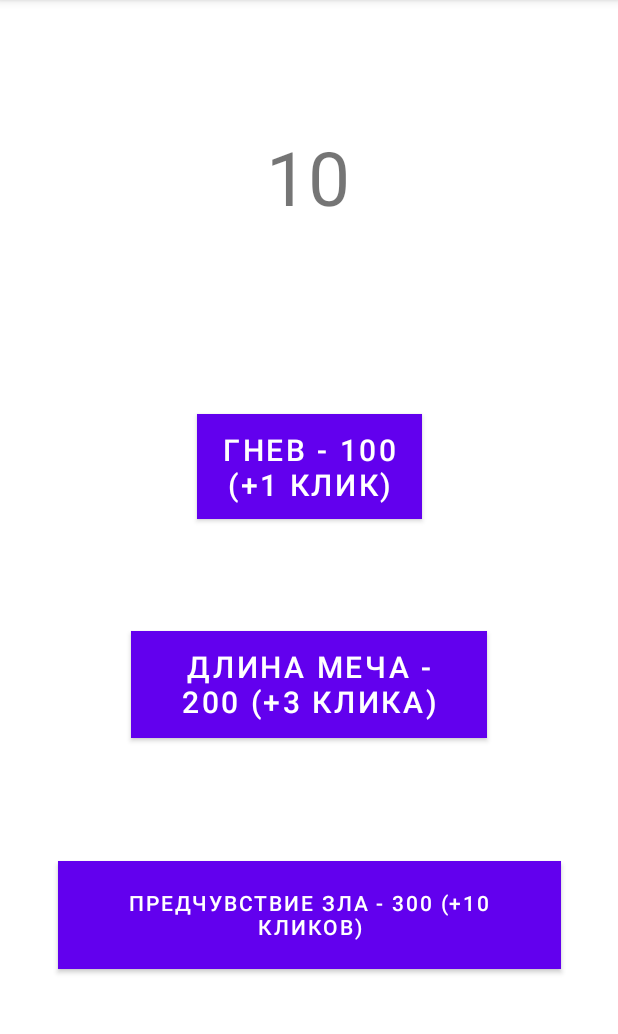
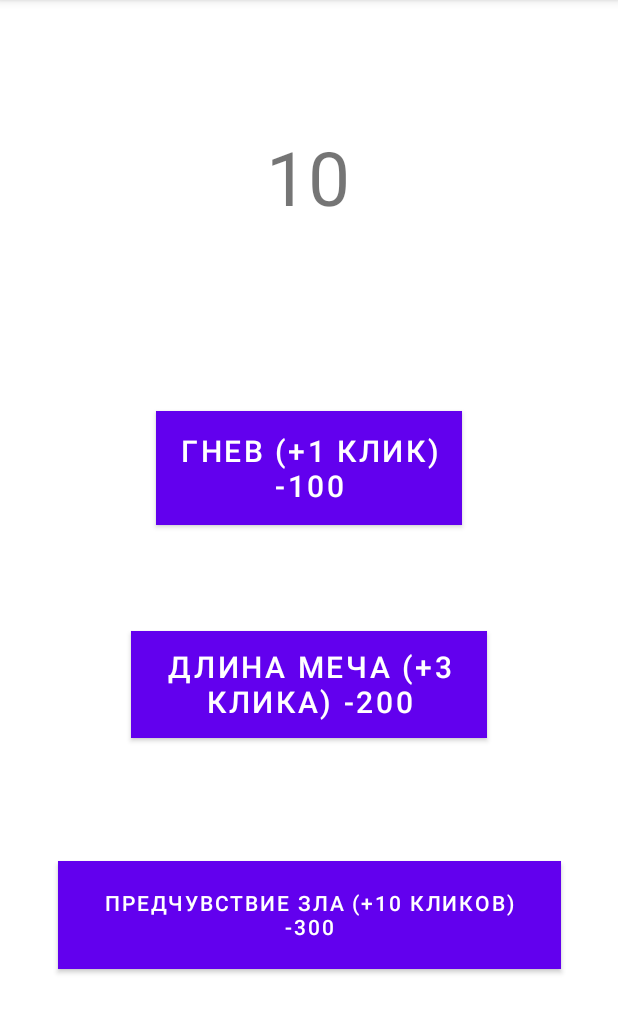
Before and after one commit to GUZLIKE/Clicker, an Android app: the Improve screen opened directly, with no data from a screen before it, on a phone screen of 412 x 824 dp, the part 84-1118 px from its top. Run offline under Robolectric (Android 15) with nearby library versions, the phone set to English and light mode, and no system bars.

Commit message:
ДОБВАЛЕНА МЕХАНИКА УВЕЛИЧЕНИЯ ЦЕНЫ

```diff
--- a/app/src/main/java/ru/guzlik/berserkclicker/Improve.java
+++ b/app/src/main/java/ru/guzlik/berserkclicker/Improve.java
@@ -20,6 +20,10 @@ public class Improve extends AppCompatActivity {
     Button steal;
     static public TextView text;
 
+    int price0 = 100;
+    int price1 = 200;
+    int price2 = 300;
+
     @Override
     protected void onCreate(Bundle savedInstanceState){
         super.onCreate(savedInstanceState);
@@ -31,6 +35,9 @@ public class Improve extends AppCompatActivity {
         steal = (Button) findViewById(R.id.steal);
         text = (TextView) findViewById(R.id.count);
         text.setText(MainActivity.count + "");
+        angry.setText("ГНЕВ (+1 КЛИК) -" + price0);
+        swordLength.setText("ДЛИНА МЕЧА (+3 КЛИКА) -" + price1);
+        steal.setText("ПРЕДЧУВСТВИЕ ЗЛА (+10 КЛИКОВ) -" + price2);
         Angry();
         swordLength();
         Steal();
@@ -54,7 +61,9 @@ public class Improve extends AppCompatActivity {
             public void onClick(View view) {
                 if (MainActivity.count >= 100){
                     MainActivity.plus_kill += 1;
-                    MainActivity.count -= 100;
+                    price0 += 5;
+                    angry.setText("ГНЕВ (+1 КЛИК) -" + price0);
+                    MainActivity.count -= price0;
                     MainActivity.text.setText(MainActivity.count + "");
                     text.setText(MainActivity.count + "");
                 }
@@ -69,7 +78,9 @@ public class Improve extends AppCompatActivity {
             public void onClick(View view) {
                 if (MainActivity.count >= 200){
                     MainActivity.plus_kill += 3;
-                    MainActivity.count -= 200;
+                    price1 += 30;
+                    swordLength.setText("ДЛИНА МЕЧА (+3 КЛИКА) -" + price1);
+                    MainActivity.count -= price1;
                     MainActivity.text.setText(MainActivity.count + "");
                     text.setText(MainActivity.count + "");
                 }
@@ -83,7 +94,9 @@ public class Improve extends AppCompatActivity {
             public void onClick(View view) {
                 if (MainActivity.count >= 300){
                     MainActivity.plus_kill += 10;
-                    MainActivity.count -= 300;
+                    MainActivity.count -= price2;
+                    price2 += 100;
+                    steal.setText("ПРЕДЧУВСТВИЕ ЗЛА (+10 КЛИКОВ) -" + price2);
                     MainActivity.text.setText(MainActivity.count + "");
                     text.setText(MainActivity.count + "");
                 }
--- a/app/src/main/res/layout/activity_improve.xml
+++ b/app/src/main/res/layout/activity_improve.xml
@@ -1,45 +1,44 @@
 <?xml version="1.0" encoding="utf-8"?>
 <androidx.constraintlayout.widget.ConstraintLayout xmlns:android="http://schemas.android.com/apk/res/android"
+    xmlns:app="http://schemas.android.com/apk/res-auto"
     android:layout_width="match_parent"
-    android:layout_height="match_parent"
-    xmlns:app="http://schemas.android.com/apk/res-auto">
+    android:layout_height="match_parent">
 
 
     <TextView
+        android:id="@+id/count"
         android:layout_width="wrap_content"
         android:layout_height="wrap_content"
+        android:layout_marginTop="84dp"
         android:text="0"
         android:textSize="50dp"
-        android:id="@+id/count"
+        app:layout_constraintEnd_toEndOf="parent"
         app:layout_constraintHorizontal_bias="0.498"
         app:layout_constraintStart_toStartOf="parent"
-        app:layout_constraintEnd_toEndOf="parent"
-        app:layout_constraintTop_toTopOf="parent"
-        android:layout_marginTop="84dp" />
-
+        app:layout_constraintTop_toTopOf="parent" />
 
 
     <Button
+        android:id="@+id/angry"
+        android:layout_width="204dp"
+        android:layout_height="76dp"
         android:background="@color/purple_200"
-        android:text="ГНЕВ - 100 (+1 клик)"
+        android:text="ГНЕВ (+1 клик) - "
         android:textSize="20dp"
-        android:layout_width="150dp"
-        android:layout_height="70dp"
-        android:id="@+id/angry"
         app:layout_constraintBottom_toBottomOf="parent"
         app:layout_constraintEnd_toEndOf="parent"
+        app:layout_constraintHorizontal_bias="0.5"
         app:layout_constraintStart_toStartOf="parent"
         app:layout_constraintTop_toTopOf="@+id/count"
-        app:layout_constraintHorizontal_bias="0.5"
         app:layout_constraintVertical_bias="0.313" />
 
     <Button
-        android:background="@color/purple_200"
-        android:text="ДЛИНА МЕЧА - 200 (+3 клика)"
-        android:textSize="20dp"
+        android:id="@+id/swordLength"
         android:layout_width="237dp"
         android:layout_height="71dp"
-        android:id="@+id/swordLength"
+        android:background="@color/purple_200"
+        android:text="ДЛИНА МЕЧА (+3 клика) - "
+        android:textSize="20dp"
         app:layout_constraintBottom_toBottomOf="parent"
         app:layout_constraintEnd_toEndOf="parent"
         app:layout_constraintStart_toStartOf="parent"
@@ -47,11 +46,11 @@
         app:layout_constraintVertical_bias="0.55" />
 
     <Button
-        android:background="@color/purple_200"
-        android:text="ПРЕДЧУВСТВИЕ ЗЛА - 300 (+10 кликов)"
+        android:id="@+id/steal"
         android:layout_width="335dp"
         android:layout_height="72dp"
-        android:id="@+id/steal"
+        android:background="@color/purple_200"
+        android:text="ПРЕДЧУВСТВИЕ ЗЛА (+10 кликов) - "
         app:layout_constraintBottom_toBottomOf="parent"
         app:layout_constraintEnd_toEndOf="parent"
         app:layout_constraintStart_toStartOf="parent"
@@ -59,8 +58,4 @@
         app:layout_constraintVertical_bias="0.801" />
 
 
-
-
-
-
 </androidx.constraintlayout.widget.ConstraintLayout>
```
